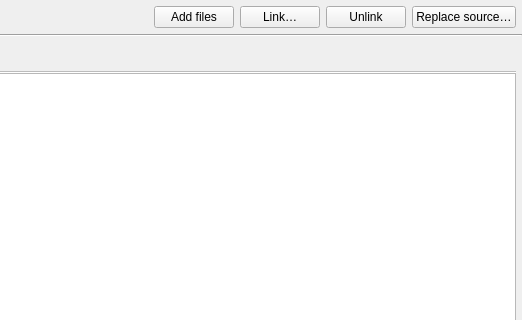
Old version of the form src/MetadataArea/ui/metadata_table.ui in the repository eidora-desktop/EIDORA; both pictures show x 204 to 726 and y 0 to 320 of the 726 by 468 pixel window.
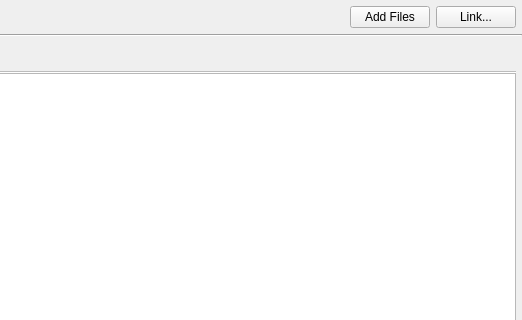
New version of the form. Icons and pictures are not drawn.

Commit message: Simplify Metadata table controls and tab actions

```diff
--- a/src/MetadataArea/ui/metadata_table.ui
+++ b/src/MetadataArea/ui/metadata_table.ui
@@ -118,7 +118,7 @@
         <item>
          <widget class="QPushButton" name="button_import_metadata">
           <property name="text">
-           <string>Add files</string>
+           <string>Add Files</string>
           </property>
           <property name="default">
            <bool>false</bool>
@@ -131,27 +131,7 @@
            <string>Link metadata records to Items</string>
           </property>
           <property name="text">
-           <string>Link…</string>
-          </property>
-         </widget>
-        </item>
-        <item>
-         <widget class="QPushButton" name="button_unlink_table">
-          <property name="toolTip">
-           <string>Remove this source's relationships without deleting its records</string>
-          </property>
-          <property name="text">
-           <string>Unlink</string>
-          </property>
-         </widget>
-        </item>
-        <item>
-         <widget class="QPushButton" name="button_replace_source">
-          <property name="toolTip">
-           <string>Preview an updated source file while preserving matched record identities and links</string>
-          </property>
-          <property name="text">
-           <string>Replace source…</string>
+           <string>Link...</string>
           </property>
          </widget>
         </item>
```
The commit also changes 5 other files.
